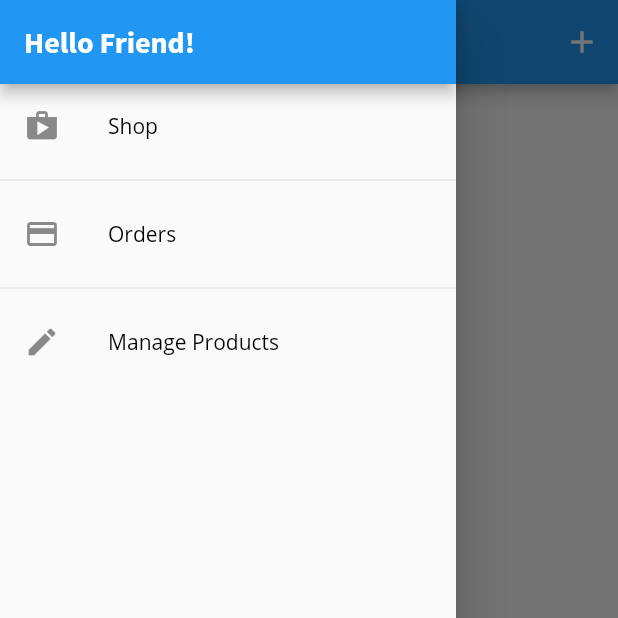
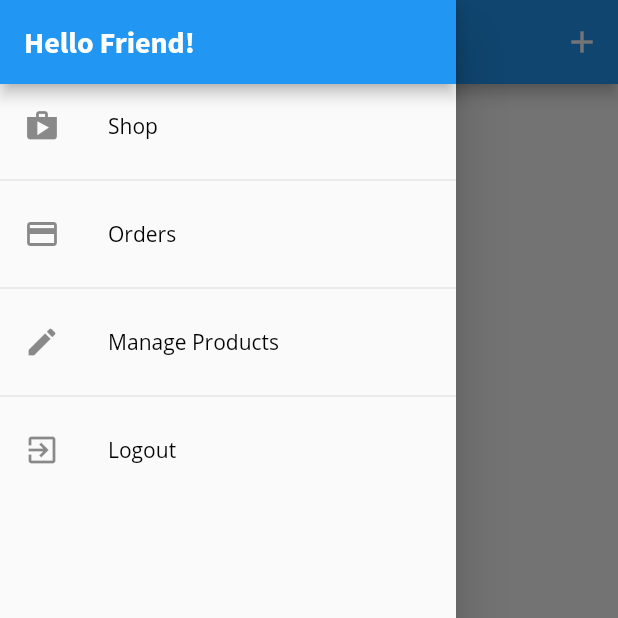
Before and after one commit to lokishengoku/demo_shop_app, a Flutter app: the UserProductsScreen screen opened by its route, with the side drawer open, on a phone screen of 412 x 824 dp, the top half of it. Run offline on Flutter 3.47's test engine with Material 2 defaults, Android fonts, the phone set to English and light mode, and no system bars; our stand-ins replace flutter_dotenv; network calls fail.

Commit message:
feat(auth): auto logout

```diff
--- a/lib/widgets/app_drawer.dart
+++ b/lib/widgets/app_drawer.dart
@@ -1,6 +1,8 @@
+import 'package:demo_shop_app/providers/auth.dart';
 import 'package:demo_shop_app/screens/orders_screen.dart';
 import 'package:demo_shop_app/screens/user_products_screen.dart';
 import 'package:flutter/material.dart';
+import 'package:provider/provider.dart';
 
 class AppDrawer extends StatelessWidget {
   const AppDrawer({Key? key}) : super(key: key);
@@ -39,6 +41,15 @@
                   .pushReplacementNamed(UserProductsScreen.routeName);
             },
           ),
+          Divider(),
+          ListTile(
+            leading: Icon(Icons.exit_to_app),
+            title: Text('Logout'),
+            onTap: () {
+              Navigator.of(context).pop();
+              Provider.of<Auth>(context, listen: false).logout();
+            },
+          ),
         ],
       ),
     );
```
Also changed, not shown: lib/providers/auth.dart (+26 -1 lines).
